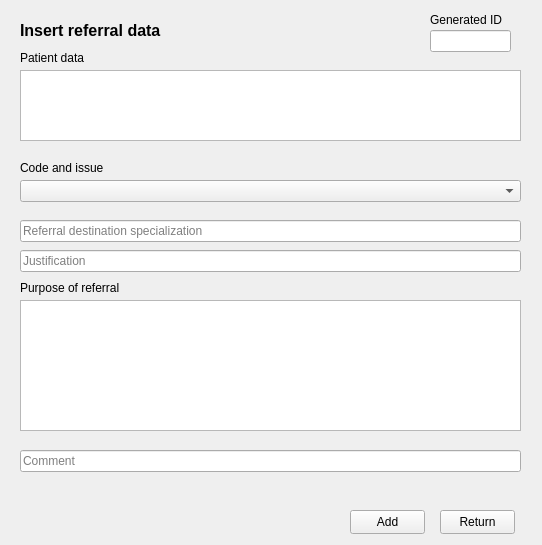
Qt form gui/Referral.ui (FilipHa5/Clinic-Management-PyMongo) before a commit.
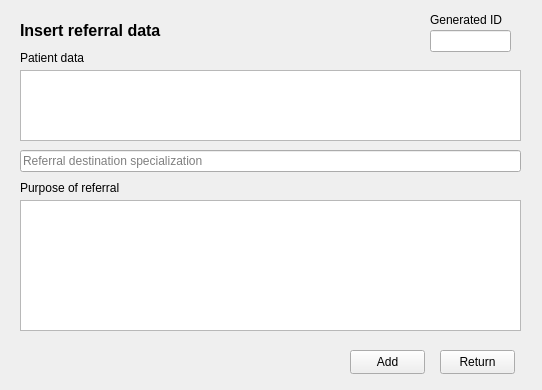
The same form after that commit.

The edit to the form file:
```diff
--- a/gui/Referral.ui
+++ b/gui/Referral.ui
@@ -7,7 +7,7 @@
     <x>0</x>
     <y>0</y>
     <width>542</width>
-    <height>545</height>
+    <height>390</height>
    </rect>
   </property>
   <property name="windowTitle">
@@ -89,7 +89,7 @@
    <property name="geometry">
     <rect>
      <x>20</x>
-     <y>220</y>
+     <y>150</y>
      <width>501</width>
      <height>22</height>
     </rect>
@@ -105,7 +105,7 @@
    <property name="geometry">
     <rect>
      <x>20</x>
-     <y>300</y>
+     <y>200</y>
      <width>501</width>
      <height>131</height>
     </rect>
@@ -115,7 +115,7 @@
    <property name="geometry">
     <rect>
      <x>20</x>
-     <y>280</y>
+     <y>180</y>
      <width>181</width>
      <height>16</height>
     </rect>
@@ -128,7 +128,7 @@
    <property name="geometry">
     <rect>
      <x>350</x>
-     <y>510</y>
+     <y>350</y>
      <width>75</width>
      <height>24</height>
     </rect>
@@ -141,7 +141,7 @@
    <property name="geometry">
     <rect>
      <x>440</x>
-     <y>510</y>
+     <y>350</y>
      <width>75</width>
      <height>24</height>
     </rect>
@@ -150,61 +150,6 @@
     <string>Return</string>
    </property>
   </widget>
-  <widget class="QComboBox" name="combo_box_codes">
-   <property name="geometry">
-    <rect>
-     <x>20</x>
-     <y>180</y>
-     <width>501</width>
-     <height>22</height>
-    </rect>
-   </property>
-  </widget>
-  <widget class="QLabel" name="label_code">
-   <property name="geometry">
-    <rect>
-     <x>20</x>
-     <y>160</y>
-     <width>181</width>
-     <height>16</height>
-    </rect>
-   </property>
-   <property name="text">
-    <string>Code and issue</string>
-   </property>
-  </widget>
-  <widget class="QLineEdit" name="line_edit_dest_2">
-   <property name="geometry">
-    <rect>
-     <x>20</x>
-     <y>250</y>
-     <width>501</width>
-     <height>22</height>
-    </rect>
-   </property>
-   <property name="text">
-    <string/>
-   </property>
-   <property name="placeholderText">
-    <string>Justification</string>
-   </property>
-  </widget>
-  <widget class="QLineEdit" name="line_edit_dest_3">
-   <property name="geometry">
-    <rect>
-     <x>20</x>
-     <y>450</y>
-     <width>501</width>
-     <height>22</height>
-    </rect>
-   </property>
-   <property name="text">
-    <string/>
-   </property>
-   <property name="placeholderText">
-    <string>Comment</string>
-   </property>
-  </widget>
  </widget>
  <resources/>
  <connections/>
```
